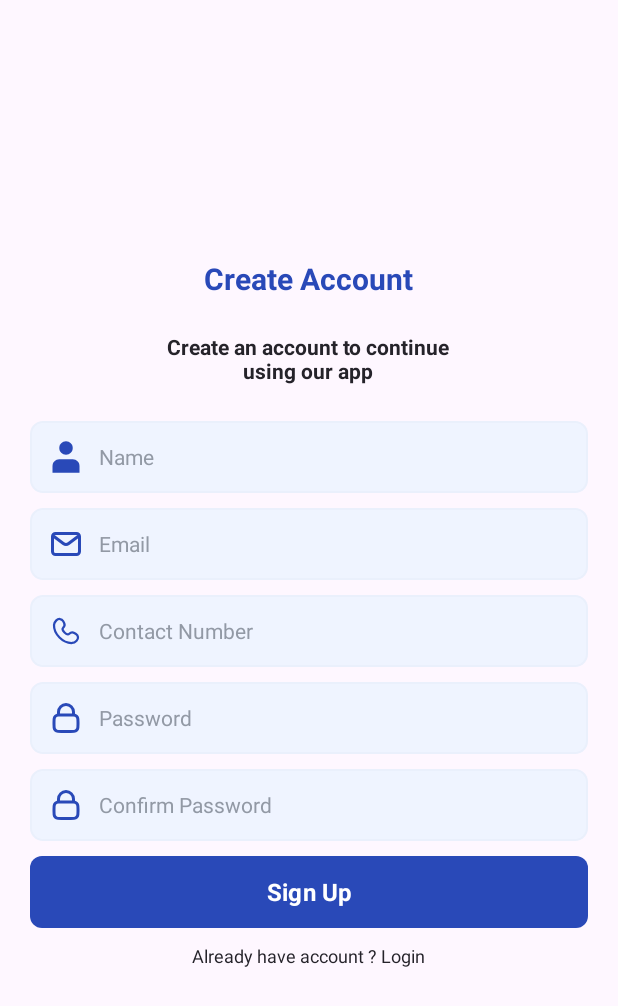
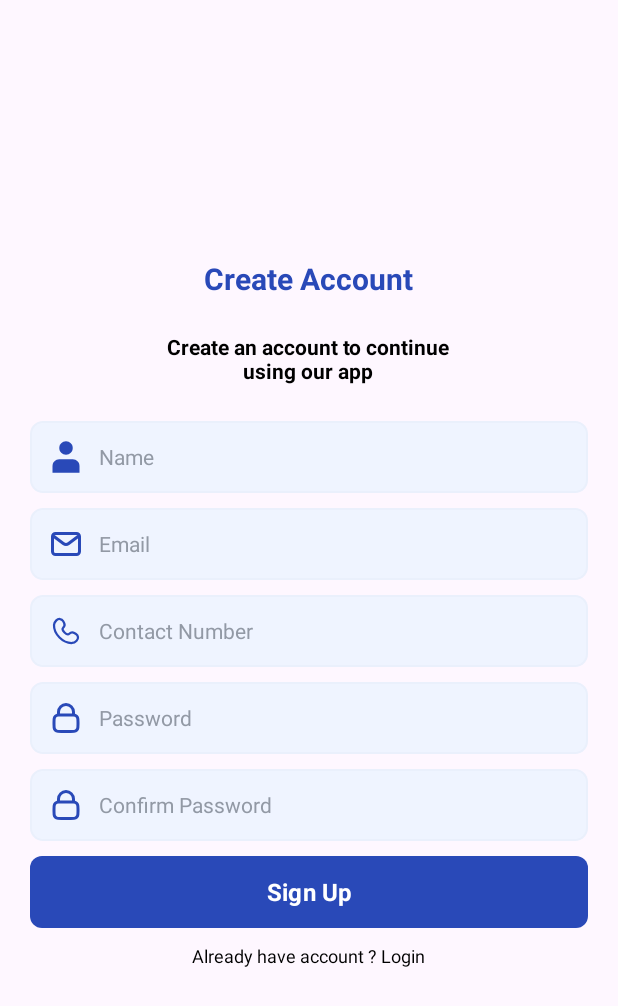
Before and after one commit to CodeWithMit/BrainyBeam, an Android app: the SignUP screen opened directly, with no data from a screen before it, on a phone screen of 412 x 824 dp. Shown: the top 1006 px of the screen. Run offline under Robolectric (Android 15) with nearby library versions, the phone set to English and light mode, and no system bars; Roboto replaces fonts that are not available here.

Commit message:
color change

```diff
--- a/app/src/main/res/values-night/themes.xml
+++ b/app/src/main/res/values-night/themes.xml
@@ -14,7 +14,6 @@
         <item name="android:paddingStart">12dp</item>
         <item name="android:paddingEnd">12dp</item>
         <item name="android:drawablePadding">10dp</item>
-        <item name="android:textColor">@color/text_primary</item>
         <item name="android:textColorHint">@color/hint_text</item>
         <item name="android:textSize">14sp</item>
     </style>
--- a/app/src/main/res/values/colors.xml
+++ b/app/src/main/res/values/colors.xml
@@ -5,7 +5,7 @@
     <color name="screen_background">#FFFBFF</color>
     <color name="input_background">#EFF4FF</color>
     <color name="input_border">#EAF0FC</color>
-    <color name="text_primary">#25232A</color>
+    <color name="text_primary">#000000</color>
     <color name="Dark_text_primary">#EFF4FF</color>
     <color name="hint_text">#9299A5</color>
     <color name="white">#FFFFFF</color>
--- a/app/src/main/res/values/themes.xml
+++ b/app/src/main/res/values/themes.xml
@@ -14,7 +14,7 @@
         <item name="android:paddingStart">12dp</item>
         <item name="android:paddingEnd">12dp</item>
         <item name="android:drawablePadding">10dp</item>
-        <item name="android:textColor">@color/text_primary</item>
+
         <item name="android:textColorHint">@color/hint_text</item>
         <item name="android:textSize">14sp</item>
     </style>
```
